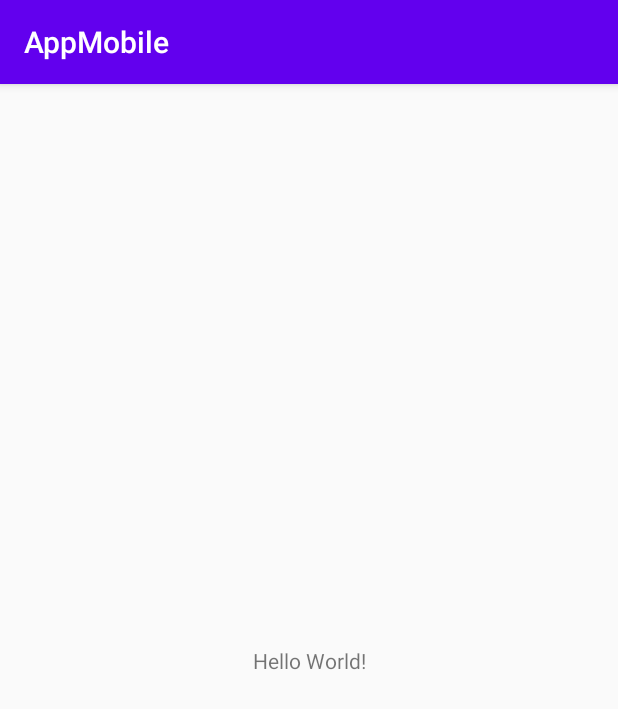
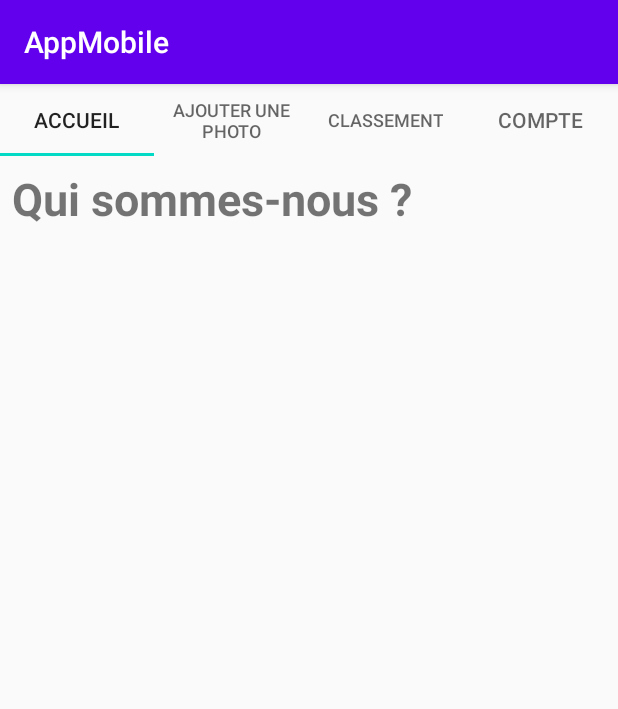
Before and after one commit to ThomasDspl/Projet-M1-TNSI, an Android app: the screen it shows after launch (MainActivity), on a phone screen of 412 x 824 dp. Shown: the top 709 px of the screen. Run offline under Robolectric (Android 15) with nearby library versions, the phone set to English and light mode, and no system bars.

Commit message:
Menu App

```diff
--- a/AppMobile/app/build.gradle
+++ b/AppMobile/app/build.gradle
@@ -31,4 +31,6 @@ dependencies {
     testImplementation 'junit:junit:4.12'
     androidTestImplementation 'androidx.test.ext:junit:1.1.1'
     androidTestImplementation 'androidx.test.espresso:espresso-core:3.2.0'
+    implementation 'com.google.android.material:material:1.1.0'
+    implementation 'androidx.appcompat:appcompat:1.1.0'
 }
--- a/AppMobile/app/src/main/java/com/example/appmobile/MainActivity.java
+++ b/AppMobile/app/src/main/java/com/example/appmobile/MainActivity.java
@@ -9,6 +9,6 @@ public class MainActivity extends AppCompatActivity {
     @Override
     protected void onCreate(Bundle savedInstanceState) {
         super.onCreate(savedInstanceState);
-        setContentView(R.layout.activity_main);
+        setContentView(R.layout.activity_accueil);
     }
 }
--- /dev/null
+++ b/AppMobile/app/src/main/res/layout/activity_accueil.xml
@@ -0,0 +1,49 @@
+<?xml version="1.0" encoding="utf-8"?>
+<RelativeLayout xmlns:android="http://schemas.android.com/apk/res/android"
+    xmlns:app="http://schemas.android.com/apk/res-auto"
+    xmlns:tools="http://schemas.android.com/tools"
+    android:layout_width="match_parent"
+    android:layout_height="match_parent"
+    tools:context=".MainActivity"
+    >
+
+        <com.google.android.material.tabs.TabLayout
+            android:id="@+id/tabs"
+            android:layout_height="wrap_content"
+            android:layout_width="match_parent">
+
+            <com.google.android.material.tabs.TabItem
+                android:text="Accueil"
+                android:layout_width="match_parent"
+                android:layout_height="wrap_content"/>
+
+            <com.google.android.material.tabs.TabItem
+                android:text="Ajouter une photo"
+                android:layout_width="match_parent"
+                android:layout_height="wrap_content"/>
+
+            <com.google.android.material.tabs.TabItem
+                android:text="Classement"
+                android:layout_width="match_parent"
+                android:layout_height="wrap_content"/>
+
+            <com.google.android.material.tabs.TabItem
+                android:text="Compte"
+                android:layout_width="match_parent"
+                android:layout_height="wrap_content"
+                />
+
+        </com.google.android.material.tabs.TabLayout>
+    <TextView
+        android:id="@+id/text_home"
+        android:layout_below="@+id/tabs"
+        android:layout_width="match_parent"
+        android:layout_height="wrap_content"
+        android:layout_marginStart="8dp"
+        android:layout_marginTop="8dp"
+        android:layout_marginEnd="8dp"
+        android:text="Qui sommes-nous ? "
+        android:textSize="30sp"
+        android:textStyle="bold"
+        android:visibility="visible" />
+</RelativeLayout>
--- a/AppMobile/build.gradle
+++ b/AppMobile/build.gradle
@@ -8,7 +8,7 @@ buildscript {
 
     }
     dependencies {
-        classpath 'com.android.tools.build:gradle:3.6.1'
+        classpath 'com.android.tools.build:gradle:3.6.2'
 
 
         // NOTE: Do not place your application dependencies here; they belong
```
Also changed, not shown: AppMobile/app/src/main/res/layout/activity_ajoutphoto.xml (added, +51 -0 lines), AppMobile/app/src/main/res/layout/activity_carte.xml (added, +24 -0 lines), AppMobile/app/src/main/res/layout/activity_classement.xml (added, +21 -0 lines), AppMobile/app/src/main/res/layout/activity_compte.xml (added, +18 -0 lines), AppMobile/app/src/main/res/layout/activity_connexion.xml (added, +83 -0 lines).
